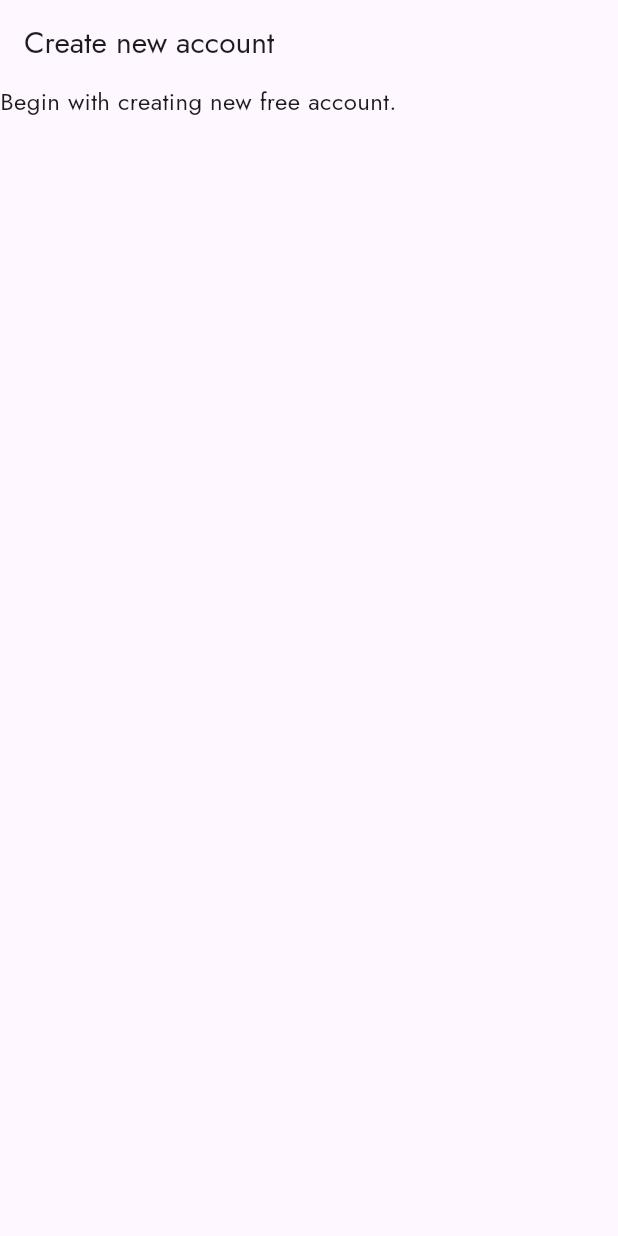
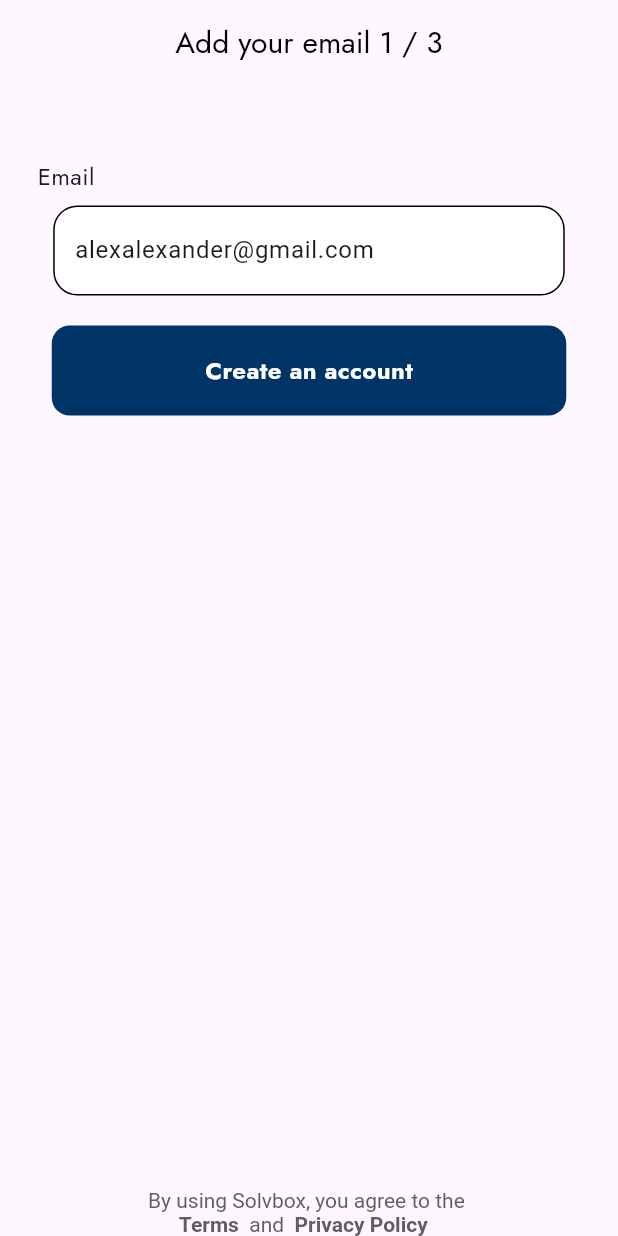
Before and after one commit to Ahmad163563/InternshipProject04, a Flutter app: the screen it shows after launch, on a phone screen of 412 x 824 dp. Run offline on Flutter 3.47's test engine with Material 3 defaults, Android fonts, the phone set to English and light mode, and no system bars; our stand-ins replace font_awesome_flutter, google_fonts.

Commit message:
page 4
page 4 start for working

```diff
--- /dev/null
+++ b/lib/LoginScreens/adding_email/Adding_Email.dart
@@ -0,0 +1,89 @@
+import 'package:flutter/material.dart';
+import 'package:google_fonts/google_fonts.dart';
+import 'package:project/components/custom_button/custom_button.dart';
+
+class AddingEmail extends StatefulWidget {
+  final int currentStep;
+  const AddingEmail({super.key , required this.currentStep});
+
+  @override
+  State<AddingEmail> createState() => _AddingEmailState();
+}
+
+class _AddingEmailState extends State<AddingEmail> {
+  TextEditingController myController = TextEditingController(text: "   alexalexander@gmail.com");
+  @override
+  Widget build(BuildContext context) {
+    return Scaffold(
+            appBar: AppBar(
+              title: Text('Add your email 1 / 3', style: GoogleFonts.jost(
+                  fontSize: 20,
+                  fontWeight: FontWeight.w400,
+                  color: Color(0xff000000))
+              ),
+              centerTitle: true,
+            ),
+      body: Column(
+        crossAxisAlignment: CrossAxisAlignment.start,
+        children: [
+          SizedBox(height: 50,),
+          Padding(
+            padding: const EdgeInsets.only(left: 25.0),
+            child: Text('Email',style: GoogleFonts.jost(
+              fontWeight: FontWeight.w400,
+              color: Color(0xff121A2C),
+              fontSize: 16
+            ),),
+          ),
+          SizedBox(height: 8,),
+          Center(
+            child: Container(
+              alignment: Alignment.center,
+              height: 60,
+              width: 341,
+                decoration: BoxDecoration(
+                  borderRadius: BorderRadius.circular(16),
+                  border: Border.all(),
+                  color: Color(0xffFFFFFF)
+                ),
+              child: TextField(
+                controller: myController,
+                decoration: InputDecoration(
+                  border: InputBorder.none
+                ),
+              ),
+            ),
+          ),
+          SizedBox(height: 20,),
+          Center(child: CustomButton(text: 'Create an account', onTap: (){})),
+          Spacer(),
+          Center(
+            child: RichText(
+              text: TextSpan(
+                text: 'By using Solvbox, you agree to the ', // First part
+                style:GoogleFonts.roboto(fontSize: 14,color: Color(0xff605D67)),
+                children: <TextSpan>[
+                  TextSpan(
+                      text: '\n      Terms', // Second part
+                      style:GoogleFonts.roboto(fontSize: 14,color: Color(0xff605D67),fontWeight: FontWeight.w700)
+                  ),
+                  TextSpan(
+                      text: '  and', // Third part
+                      style: GoogleFonts.roboto(fontSize: 14,color: Color(0xff605D67))
+                  ),
+                  TextSpan(
+                      text: '  Privacy Policy',style: GoogleFonts.roboto(
+                      fontSize: 14,
+                      color: Color(0xff605D67),
+                      fontWeight: FontWeight.w700
+                  )
+                  )
+                ],
+              ),
+            ),
+          )
+        ],
+      ),
+        );
+  }
+}
--- /dev/null
+++ b/lib/LoginScreens/verify_email/Verify_Email.dart
@@ -0,0 +1 @@
+import 'package:flutter/material.dart';
--- a/lib/components/custom_button/custom_button.dart
+++ b/lib/components/custom_button/custom_button.dart
@@ -1,4 +1,5 @@
 import 'package:flutter/material.dart';
+import 'package:google_fonts/google_fonts.dart';
 
 class CustomButton extends StatelessWidget {
   final String text;
@@ -22,9 +23,11 @@ class CustomButton extends StatelessWidget {
           color: Color(0xff003366),
           borderRadius: BorderRadius.circular(12),
         ),
-        child: Text(
-          text,
-          style: TextStyle(color: Colors.white, fontSize: 16),
+        child: Center(
+          child: Text(
+            text,
+            style: GoogleFonts.jost(fontSize: 16,color: Color(0xffFFFFFF),fontWeight: FontWeight.bold )
+          ),
         ),
       ),
     );
--- a/lib/main.dart
+++ b/lib/main.dart
@@ -1,6 +1,8 @@
 import 'package:flutter/material.dart';
+import 'package:project/LoginScreens/adding_email/Adding_Email.dart';
 import 'package:project/LoginScreens/create_account/create_account.dart';
 import 'package:project/starting_/SplashScreen/splashscreen.dart';
+import 'package:font_awesome_flutter/font_awesome_flutter.dart';
 
 void main() {
   runApp(const MyApp());
@@ -18,7 +20,7 @@ class MyApp extends StatelessWidget {
         colorScheme: ColorScheme.fromSeed(seedColor: Colors.deepPurple),
         useMaterial3: true,
       ),
-      home: CreateAccount()//Splashscreen()
+      home: AddingEmail(currentStep: 1)//CreateAccount()//Splashscreen()
     );
   }
 }
--- a/pubspec.yaml
+++ b/pubspec.yaml
@@ -35,6 +35,8 @@ dependencies:
   # Use with the CupertinoIcons class for iOS style icons.
   cupertino_icons: ^1.0.8
   google_fonts: ^6.2.1
+  font_awesome_flutter: ^10.7.0
+
 
 dev_dependencies:
   flutter_test:
```
Also changed, not shown: lib/LoginScreens/create_account/create_account.dart (+115 -3 lines), pubspec.lock.
